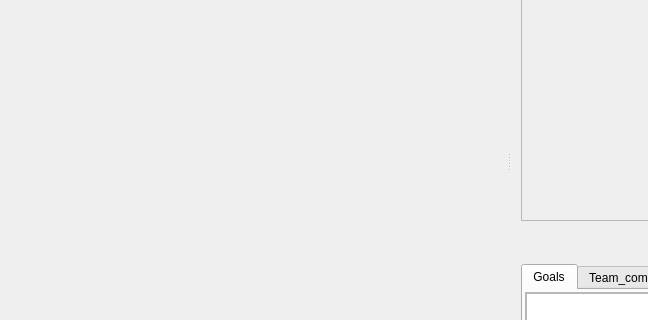
Qt form rlb_viz/UIs/Main_v0.0.1.ui (vguillet/rlb_viz) before a commit; both pictures show x 0 to 648 and y 171 to 491 of the 900 by 685 pixel window.
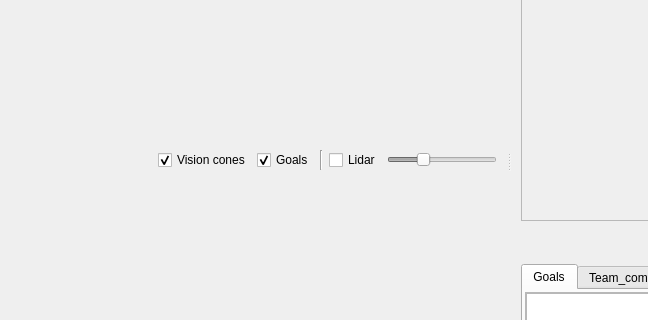
The same form after that commit.

Commit message: added lidar visualisation

The edit to the form file:
```diff
--- a/rlb_viz/UIs/Main_v0.0.1.ui
+++ b/rlb_viz/UIs/Main_v0.0.1.ui
@@ -15,6 +15,79 @@
   </property>
   <widget class="QWidget" name="centralwidget">
    <layout class="QVBoxLayout" name="verticalLayout">
+    <item>
+     <layout class="QHBoxLayout" name="horizontalLayout_2">
+      <item>
+       <spacer name="horizontalSpacer">
+        <property name="orientation">
+         <enum>Qt::Horizontal</enum>
+        </property>
+        <property name="sizeHint" stdset="0">
+         <size>
+          <width>40</width>
+          <height>20</height>
+         </size>
+        </property>
+       </spacer>
+      </item>
+      <item>
+       <widget class="QCheckBox" name="vision_cones_toggle">
+        <property name="text">
+         <string>Vision cones</string>
+        </property>
+        <property name="checked">
+         <bool>true</bool>
+        </property>
+       </widget>
+      </item>
+      <item>
+       <widget class="QCheckBox" name="goals_view_toggle">
+        <property name="text">
+         <string>Goals</string>
+        </property>
+        <property name="checked">
+         <bool>true</bool>
+        </property>
+       </widget>
+      </item>
+      <item>
+       <widget class="Line" name="line">
+        <property name="orientation">
+         <enum>Qt::Vertical</enum>
+        </property>
+       </widget>
+      </item>
+      <item>
+       <widget class="QCheckBox" name="lidar_view_toggle">
+        <property name="text">
+         <string>Lidar</string>
+        </property>
+       </widget>
+      </item>
+      <item>
+       <widget class="QSlider" name="lazer_scan_slider">
+        <property name="enabled">
+         <bool>false</bool>
+        </property>
+        <property name="maximumSize">
+         <size>
+          <width>110</width>
+          <height>16777215</height>
+         </size>
+        </property>
+        <property name="maximum">
+         <number>50</number>
+        </property>
+        <property name="value">
+         <number>15</number>
+        </property>
+        <property name="orientation">
+         <enum>Qt::Horizontal</enum>
+        </property>
+       </widget>
+      </item>
+     </layout>
+    </item>
     <item>
      <layout class="QVBoxLayout" name="main_layout"/>
     </item>
```
Left out of the diff: 25 changed lines with no effect on the pictures. The commit also changes 2 other files.
